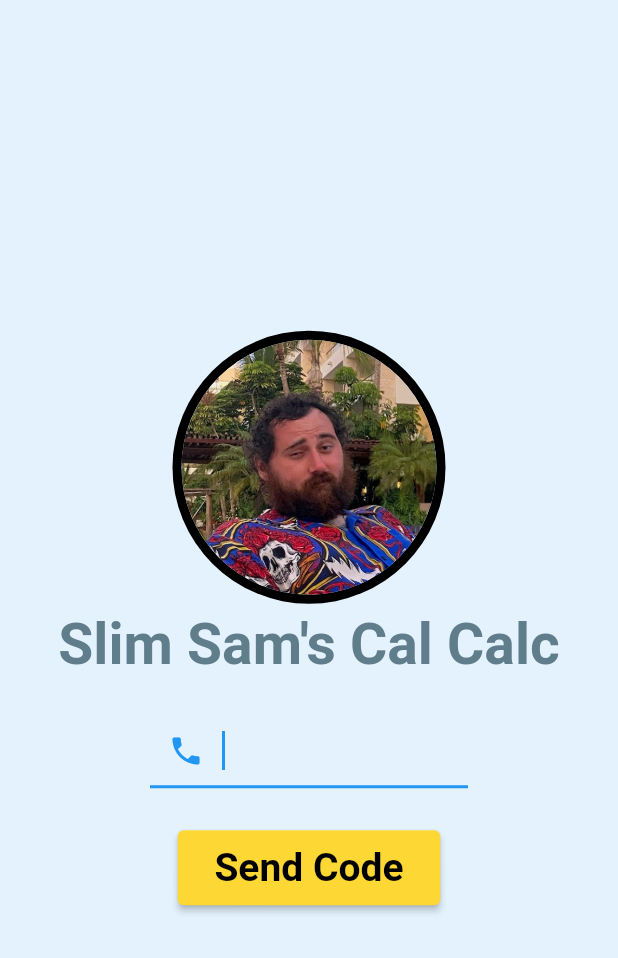
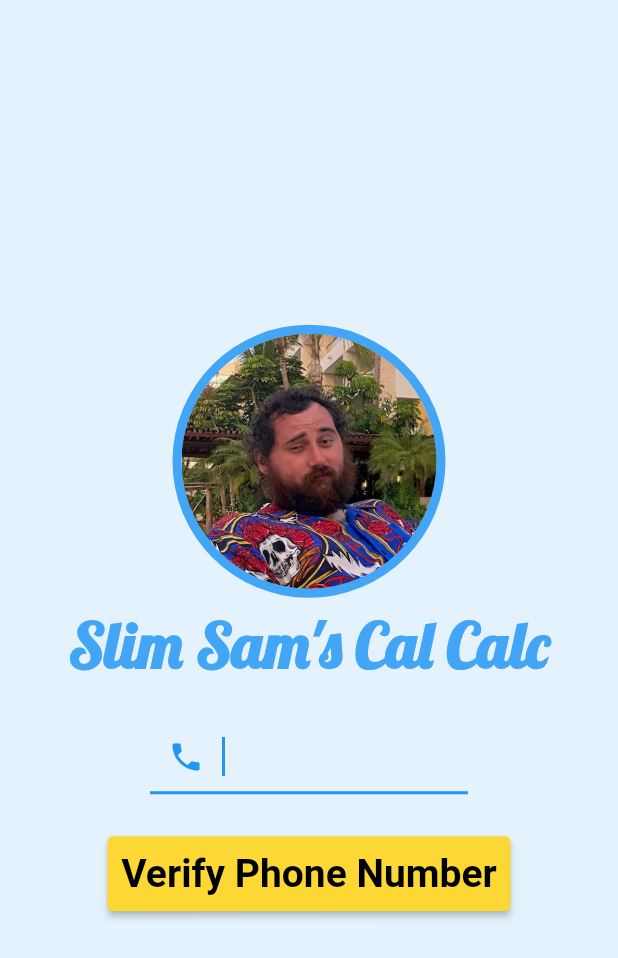
Before and after one commit to WilliamRWalsh/irl-mobile, a Flutter app: the screen it shows after launch, on a phone screen of 412 x 824 dp. Shown: the top 958 px of the screen. Run offline on Flutter 3.47's test engine with Material 2 defaults, Android fonts, the phone set to English and light mode, and no system bars; our stand-ins replace cloud_firestore, firebase_auth, firebase_core, google_fonts; missing offline and left inert: cloud_firestore_web, firebase_auth_web, firebase_core_web; accounts and stored records are empty.

Commit message:
better login experience

```diff
--- a/lib/main.dart
+++ b/lib/main.dart
@@ -104,6 +104,11 @@ class SlimSamsApp extends StatelessWidget {
             fontWeight: FontWeight.bold,
             color: Colors.blueGrey[700],
           ),
+          headline4: TextStyle(
+            fontSize: 42,
+            fontWeight: FontWeight.bold,
+            color: Colors.blue[300],
+          ),
         ),
       ),
       home: Scaffold(
--- a/lib/screens/login/local_widgets/login_form.dart
+++ b/lib/screens/login/local_widgets/login_form.dart
@@ -52,7 +52,7 @@ class LoginForm extends StatelessWidget {
 
                 await loginState.verifyPhoneNumber(phoneController.text);
               },
-              child: Text('Send Code'),
+              child: Text('Verify Phone Number'),
             ),
           ),
         ],
--- a/lib/screens/login/login_page.dart
+++ b/lib/screens/login/login_page.dart
@@ -1,4 +1,5 @@
 import 'package:flutter/material.dart';
+import 'package:google_fonts/google_fonts.dart';
 import 'package:irl_mobile/screens/login/local_widgets/login_form.dart';
 import 'package:irl_mobile/screens/login/local_widgets/verify_form.dart';
 import 'package:irl_mobile/screens/login/login_state.dart';
@@ -13,10 +14,9 @@ class Login extends StatelessWidget {
     return Column(
       mainAxisAlignment: MainAxisAlignment.center,
       children: [
-        if (!loginState.isVerifying) ...[
         CircleAvatar(
           radius: 91,
-            backgroundColor: Colors.black,
+          backgroundColor: Colors.blue[400],
           child: CircleAvatar(
             foregroundImage: AssetImage('assets/sam-face.jpg'),
             radius: 85,
@@ -26,10 +26,12 @@ class Login extends StatelessWidget {
           padding: const EdgeInsets.only(top: 5.0, bottom: 15),
           child: Text(
             'Slim Sam\'s Cal Calc',
-              style: Theme.of(context).textTheme.headline2,
+            style: GoogleFonts.lobster(
+              fontSize: 42,
+              color: Colors.blue[400],
             ),
-          )
-        ],
+          ),
+        ),
         Container(
           child: loginState.pendingVerification
               ? Center(
--- a/pubspec.yaml
+++ b/pubspec.yaml
@@ -25,6 +25,7 @@ dependencies:
   firebase_core: "0.7.0"
   firebase_auth: "^0.20.1"
   cloud_firestore: "^0.16.0+1"
+  google_fonts: "1.1.2"
   flutter:
     sdk: flutter
 
```
Also changed, not shown: lib/screens/login/local_widgets/verify_form.dart (+4 -4 lines), pubspec.lock, 3 other files. Lines whose indentation alone changed are shown as unchanged.
